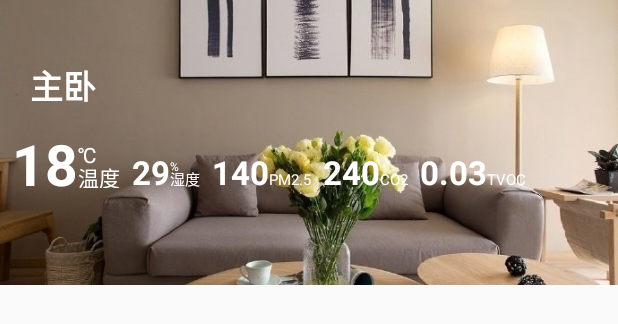
After one commit to zhangzhihai1984/MyAndroidDemo, an Android app: the layout indoor_air_quality_layout.xml on its own in the app's theme, with its tools: preview values and no code run, on a phone screen of 412 x 824 dp. The commit adds this screen. Shown: the top 324 px of the screen. Run offline under Robolectric (Android 15) with nearby library versions, the phone set to English and light mode, and no system bars.

Commit message:
smart home demo

```diff
--- /dev/null
+++ b/app/src/main/java/com/usher/demo/awesome/smarthome/IndoorAirQualityView.java
@@ -0,0 +1,29 @@
+package com.usher.demo.awesome.smarthome;
+
+import android.content.Context;
+import android.util.AttributeSet;
+import android.widget.RelativeLayout;
+
+public class IndoorAirQualityView extends RelativeLayout {
+
+    public IndoorAirQualityView(Context context) {
+        this(context, null);
+    }
+
+    public IndoorAirQualityView(Context context, AttributeSet attrs) {
+        this(context, attrs, 0);
+    }
+
+    public IndoorAirQualityView(Context context, AttributeSet attrs, int defStyleAttr) {
+        this(context, attrs, defStyleAttr, 0);
+    }
+
+    public IndoorAirQualityView(Context context, AttributeSet attrs, int defStyleAttr, int defStyleRes) {
+        super(context, attrs, defStyleAttr, defStyleRes);
+    }
+
+    @Override
+    protected void onAttachedToWindow() {
+        super.onAttachedToWindow();
+    }
+}
--- a/app/src/main/res/layout/fragment_smarthome_smart.xml
+++ b/app/src/main/res/layout/fragment_smarthome_smart.xml
@@ -1,7 +1,6 @@
 <?xml version="1.0" encoding="utf-8"?>
 <androidx.coordinatorlayout.widget.CoordinatorLayout xmlns:android="http://schemas.android.com/apk/res/android"
     xmlns:app="http://schemas.android.com/apk/res-auto"
-    xmlns:tools="http://schemas.android.com/tools"
     android:layout_width="match_parent"
     android:layout_height="match_parent">
 
@@ -28,13 +27,7 @@
                 android:layout_height="match_parent"
                 android:fitsSystemWindows="true">
 
-                <ImageView
-                    android:id="@+id/background_imageview"
-                    android:layout_width="match_parent"
-                    android:layout_height="@dimen/smart_image_height"
-                    android:scaleType="centerCrop"
-                    android:src="@drawable/smart_indoor_background"
-                    tools:ignore="contentDescription" />
+                <include layout="@layout/indoor_air_quality_layout" />
 
                 <View
                     android:layout_width="match_parent"
--- /dev/null
+++ b/app/src/main/res/layout/indoor_air_quality_layout.xml
@@ -0,0 +1,201 @@
+<?xml version="1.0" encoding="utf-8"?>
+<com.usher.demo.awesome.smarthome.IndoorAirQualityView xmlns:android="http://schemas.android.com/apk/res/android"
+    xmlns:tools="http://schemas.android.com/tools"
+    android:layout_width="match_parent"
+    android:layout_height="@dimen/smart_indoor_background_height">
+
+    <ImageView
+        android:id="@+id/background_imageview"
+        android:layout_width="match_parent"
+        android:layout_height="match_parent"
+        android:scaleType="centerCrop"
+        android:src="@drawable/smart_indoor_background"
+        tools:ignore="contentDescription" />
+
+    <LinearLayout
+        android:id="@+id/room_layout"
+        android:layout_width="wrap_content"
+        android:layout_height="wrap_content"
+        android:layout_marginStart="20dp"
+        android:layout_marginTop="40dp"
+        android:orientation="horizontal">
+
+        <TextView
+            android:id="@+id/room_textview"
+            android:layout_width="wrap_content"
+            android:layout_height="wrap_content"
+            android:text="主卧"
+            android:textColor="@android:color/white"
+            android:textSize="22sp"
+            android:textStyle="bold" />
+
+    </LinearLayout>
+
+    <LinearLayout
+        android:layout_width="wrap_content"
+        android:layout_height="wrap_content"
+        android:layout_below="@id/room_layout"
+        android:layout_marginStart="8dp"
+        android:layout_marginTop="10dp"
+        android:orientation="horizontal">
+
+        <RelativeLayout
+            android:layout_width="wrap_content"
+            android:layout_height="42dp">
+
+            <TextView
+                android:id="@+id/temperature_textview"
+                android:layout_width="wrap_content"
+                android:layout_height="wrap_content"
+                android:text="18"
+                android:textColor="@android:color/white"
+                android:textSize="38sp"
+                android:textStyle="bold" />
+
+            <TextView
+                android:id="@+id/centigrade_textview"
+                android:layout_width="wrap_content"
+                android:layout_height="wrap_content"
+                android:layout_marginTop="10dp"
+                android:layout_toEndOf="@id/temperature_textview"
+                android:text="℃"
+                android:textColor="@android:color/white"
+                android:textSize="14sp" />
+
+            <TextView
+                android:layout_width="wrap_content"
+                android:layout_height="wrap_content"
+                android:layout_alignBaseline="@id/temperature_textview"
+                android:layout_toEndOf="@id/temperature_textview"
+                android:text="温度"
+                android:textColor="@android:color/white"
+                android:textSize="14sp" />
+
+        </RelativeLayout>
+
+        <RelativeLayout
+            android:layout_width="wrap_content"
+            android:layout_height="25dp"
+            android:layout_gravity="bottom"
+            android:layout_marginStart="8dp">
+
+            <TextView
+                android:id="@+id/humidity_textview"
+                android:layout_width="wrap_content"
+                android:layout_height="wrap_content"
+                android:layout_alignParentBottom="true"
+                android:text="29"
+                android:textColor="@android:color/white"
+                android:textSize="22sp"
+                android:textStyle="bold" />
+
+            <TextView
+                android:id="@+id/percent_textview"
+                android:layout_width="wrap_content"
+                android:layout_height="wrap_content"
+                android:layout_marginTop="5dp"
+                android:layout_toEndOf="@id/humidity_textview"
+                android:text="%"
+                android:textColor="@android:color/white"
+                android:textSize="8sp"
+                tools:ignore="SmallSp" />
+
+            <TextView
+                android:layout_width="wrap_content"
+                android:layout_height="wrap_content"
+                android:layout_alignBaseline="@id/humidity_textview"
+                android:layout_toEndOf="@id/humidity_textview"
+                android:text="湿度"
+                android:textColor="@android:color/white"
+                android:textSize="10sp"
+                tools:ignore="SmallSp" />
+
+        </RelativeLayout>
+
+        <RelativeLayout
+            android:layout_width="wrap_content"
+            android:layout_height="25dp"
+            android:layout_gravity="bottom"
+            android:layout_marginStart="8dp">
+
+            <TextView
+                android:id="@+id/pm25_textview"
+                android:layout_width="wrap_content"
+                android:layout_height="wrap_content"
+                android:layout_alignParentBottom="true"
+                android:text="140"
+                android:textColor="@android:color/white"
+                android:textSize="22sp"
+                android:textStyle="bold" />
+
+            <TextView
+                android:layout_width="wrap_content"
+                android:layout_height="wrap_content"
+                android:layout_alignBaseline="@id/pm25_textview"
+                android:layout_toEndOf="@id/pm25_textview"
+                android:text="PM2.5"
+                android:textColor="@android:color/white"
+                android:textSize="10sp"
+                tools:ignore="SmallSp" />
+
+        </RelativeLayout>
+
+        <RelativeLayout
+            android:layout_width="wrap_content"
+            android:layout_height="25dp"
+            android:layout_gravity="bottom"
+            android:layout_marginStart="8dp">
+
+            <TextView
+                android:id="@+id/co2_textview"
+                android:layout_width="wrap_content"
+                android:layout_height="wrap_content"
+                android:layout_alignParentBottom="true"
+                android:text="240"
+                android:textColor="@android:color/white"
+                android:textSize="22sp"
+                android:textStyle="bold" />
+
+            <TextView
+                android:layout_width="wrap_content"
+                android:layout_height="wrap_content"
+                android:layout_alignBaseline="@id/co2_textview"
+                android:layout_toEndOf="@id/co2_textview"
+                android:text="CO2"
+                android:textColor="@android:color/white"
+                android:textSize="10sp"
+                tools:ignore="SmallSp" />
+
+        </RelativeLayout>
+
+        <RelativeLayout
+            android:layout_width="wrap_content"
+            android:layout_height="25dp"
+            android:layout_gravity="bottom"
+            android:layout_marginStart="8dp">
+
+            <TextView
+                android:id="@+id/tvoc_textview"
+                android:layout_width="wrap_content"
+                android:layout_height="wrap_content"
+                android:layout_alignParentBottom="true"
+                android:text="0.03"
+                android:textColor="@android:color/white"
+                android:textSize="22sp"
+                android:textStyle="bold" />
+
+            <TextView
+                android:layout_width="wrap_content"
+                android:layout_height="wrap_content"
+                android:layout_alignBaseline="@id/tvoc_textview"
+                android:layout_toEndOf="@id/tvoc_textview"
+                android:text="TVOC"
+                android:textColor="@android:color/white"
+                android:textSize="10sp"
+                tools:ignore="SmallSp" />
+
+        </RelativeLayout>
+
+    </LinearLayout>
+
+</com.usher.demo.awesome.smarthome.IndoorAirQualityView>
--- a/app/src/main/res/values/dimens.xml
+++ b/app/src/main/res/values/dimens.xml
@@ -25,6 +25,6 @@
     <dimen name="smart_appbar_height">250dp</dimen>
     <dimen name="smart_toolbar_height">60dp</dimen>
     <dimen name="smart_tab_background_height">80dp</dimen>
-    <dimen name="smart_image_height">190dp</dimen> <!-- 250 - 60 = 190 -->
+    <dimen name="smart_indoor_background_height">190dp</dimen> <!-- 250 - 60 = 190 -->
 
 </resources>
```
